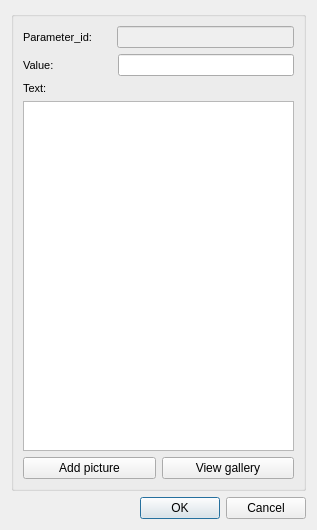
Above: ui/event_standard.ui from Giswater/giswater_qgis_plugin before the change. Below: the same form after it.
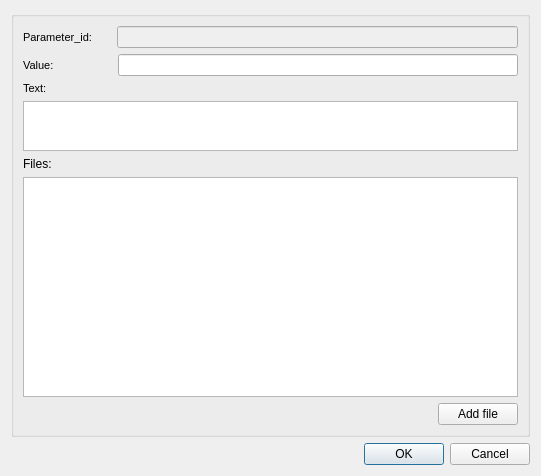
That is the form after the change.

Commit message: manage dos_x_event

```diff
--- a/ui/event_standard.ui
+++ b/ui/event_standard.ui
@@ -6,8 +6,8 @@
    <rect>
     <x>0</x>
     <y>0</y>
-    <width>317</width>
-    <height>530</height>
+    <width>541</width>
+    <height>476</height>
    </rect>
   </property>
   <property name="windowTitle">
@@ -140,21 +140,44 @@
        </widget>
       </item>
       <item>
-       <widget class="QTextEdit" name="text"/>
+       <widget class="QTextEdit" name="text">
+        <property name="maximumSize">
+         <size>
+          <width>16777215</width>
+          <height>50</height>
+         </size>
+        </property>
+       </widget>
+      </item>
+      <item>
+       <widget class="QLabel" name="label">
+        <property name="text">
+         <string>Files:</string>
+        </property>
+       </widget>
+      </item>
+      <item>
+       <widget class="QTableView" name="tbl_docs_x_event"/>
       </item>
       <item>
        <layout class="QHBoxLayout" name="horizontalLayout_3">
         <item>
-         <widget class="QPushButton" name="btn_add_picture">
-          <property name="text">
-           <string>Add picture</string>
+         <spacer name="horizontalSpacer">
+          <property name="orientation">
+           <enum>Qt::Horizontal</enum>
           </property>
-         </widget>
+          <property name="sizeHint" stdset="0">
+           <size>
+            <width>40</width>
+            <height>20</height>
+           </size>
+          </property>
+         </spacer>
         </item>
         <item>
          <widget class="QPushButton" name="btn_view_gallery">
           <property name="text">
-           <string>View gallery</string>
+           <string>Add file</string>
           </property>
          </widget>
         </item>
```
Left out of the diff: 5 changed lines with no effect on the pictures. The commit also changes 3 other files.
